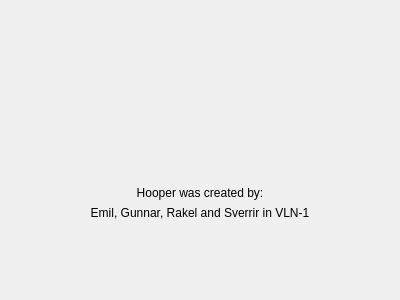
First picture: the form in hoopergui/about_widget.ui, repository VLN1-15-30/fall-project, before the edit.
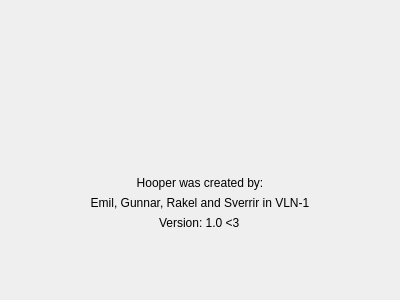
Second picture: the form after the edit. Icons and pictures are not drawn.

```diff
--- a/hoopergui/about_widget.ui
+++ b/hoopergui/about_widget.ui
@@ -90,6 +90,13 @@
      </property>
     </widget>
    </item>
+   <item alignment="Qt::AlignHCenter">
+    <widget class="QLabel" name="label_version">
+     <property name="text">
+      <string>Version: 1.0 &lt;3</string>
+     </property>
+    </widget>
+   </item>
    <item>
     <spacer name="verticalSpacer">
      <property name="orientation">
```
